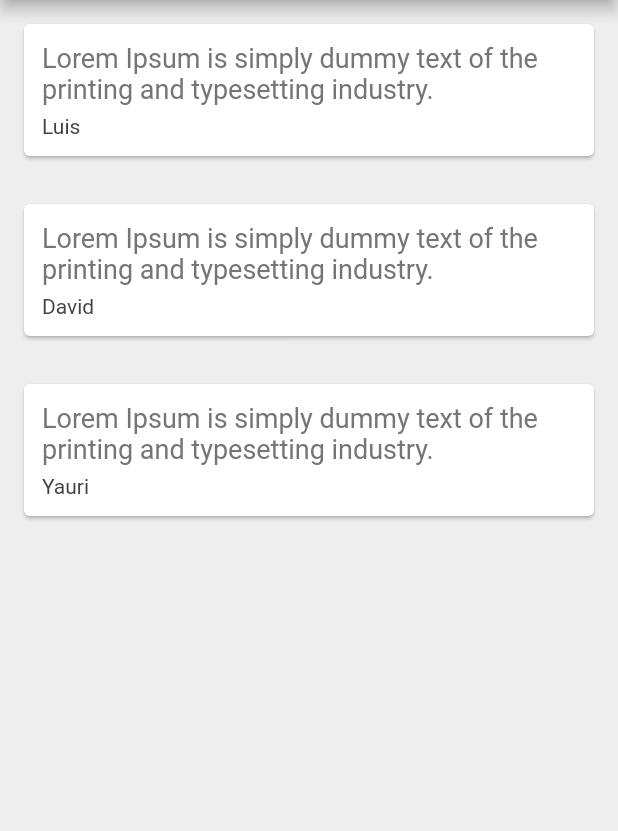
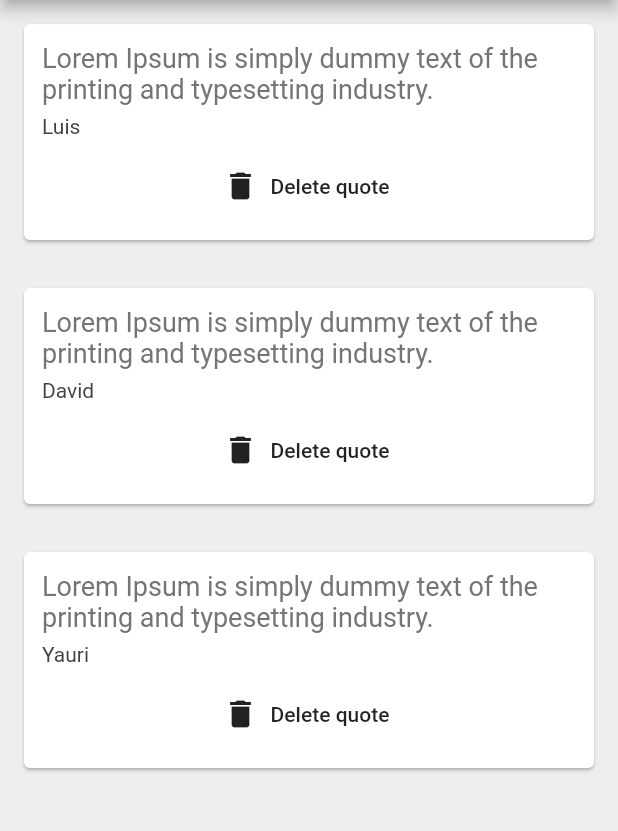
Before and after one commit to LuisYauri/quotes, a Flutter app: the screen it shows after launch, on a phone screen of 412 x 824 dp, the part 84-915 px from its top. Run offline on Flutter 3.47's test engine with Material 2 defaults, Android fonts, the phone set to English and light mode, and no system bars.

Commit message:
Add functions as parameters

```diff
--- a/lib/main.dart
+++ b/lib/main.dart
@@ -39,7 +39,16 @@ class _QuoteListState extends State<QuoteList> {
       ),
       body: Column(
         crossAxisAlignment: CrossAxisAlignment.start,
-        children: quotes.map((quote) => QuoteCard(quote: quote)).toList(),
+        children: quotes
+            .map((quote) => QuoteCard(
+                  quote: quote,
+                  delete: () {
+                    setState(() {
+                      quotes.remove(quote);
+                    });
+                  },
+                ))
+            .toList(),
       ),
     );
   }
--- a/lib/quote_card.dart
+++ b/lib/quote_card.dart
@@ -4,7 +4,9 @@ import 'quote.dart';
 
 class QuoteCard extends StatelessWidget {
   final Quote quote;
-  QuoteCard({this.quote});
+  final Function delete;
+
+  QuoteCard({this.quote, this.delete});
 
   @override
   Widget build(BuildContext context) {
@@ -29,6 +31,12 @@ class QuoteCard extends StatelessWidget {
                 fontSize: 14.0,
                 color: Colors.grey[800],
               ),
+            ),
+            SizedBox(height: 8.0),
+            FlatButton.icon(
+              onPressed: delete,
+              icon: Icon(Icons.delete),
+              label: Text('Delete quote'),
             )
           ],
         ),
```
